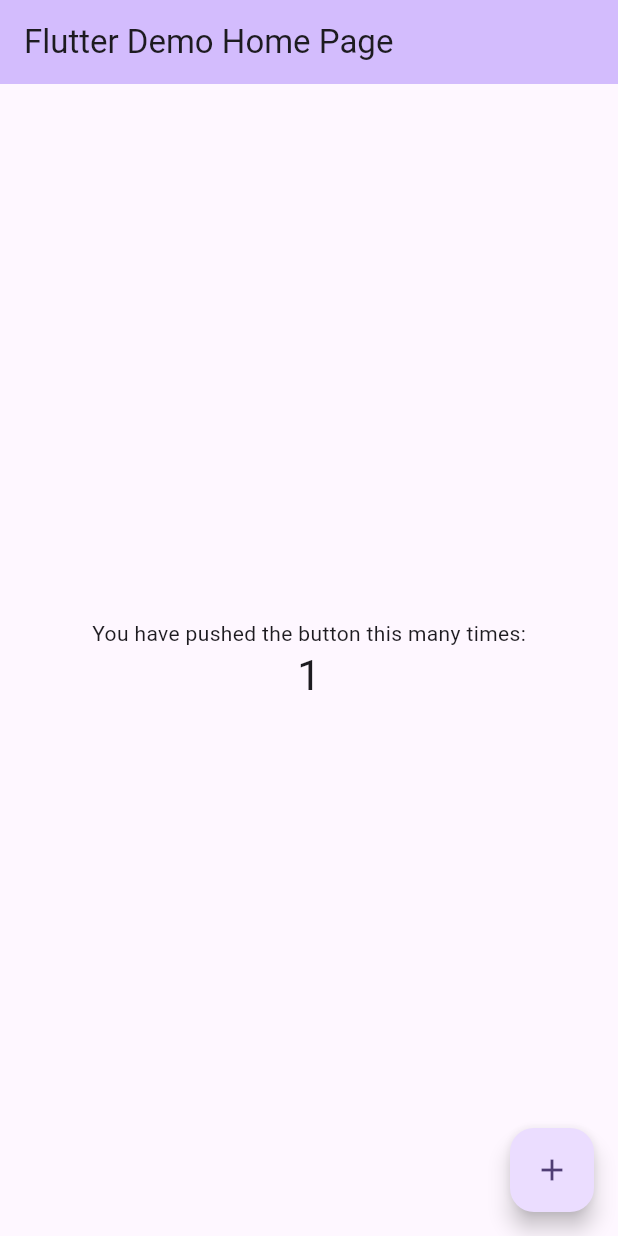
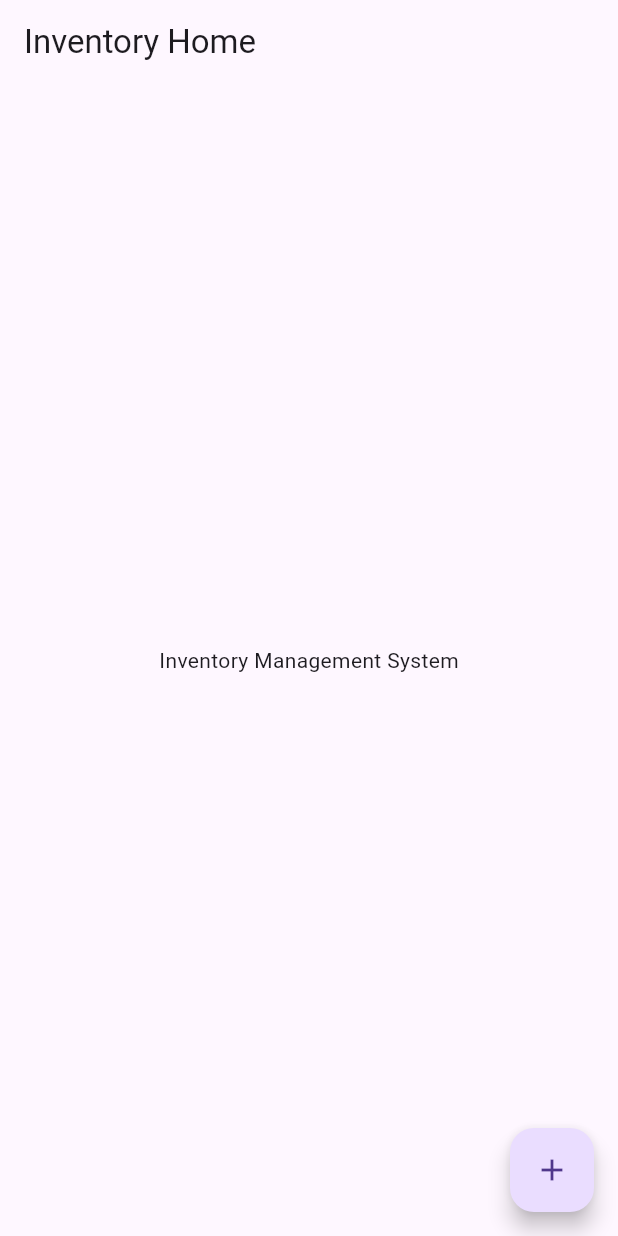
Before and after one commit to anguyen221/inventory_management_app, a Flutter app: the screen it shows after launch, after a tap on the "add" icon, on a phone screen of 412 x 824 dp. Run offline on Flutter 3.47's test engine with Material 3 defaults, Android fonts, the phone set to English and light mode, and no system bars; our stand-ins replace firebase_core; accounts and stored records are empty.

Commit message:
Created basic UI layout and initialized Firebase

```diff
--- a/lib/main.dart
+++ b/lib/main.dart
@@ -1,125 +1,46 @@
+// ignore_for_file: use_key_in_widget_constructors, library_private_types_in_public_api
+
 import 'package:flutter/material.dart';
+import 'package:firebase_core/firebase_core.dart';
 
-void main() {
-  runApp(const MyApp());
+void main() async {
+  WidgetsFlutterBinding.ensureInitialized();
+  await Firebase.initializeApp();
+  runApp(InventoryApp());
 }
 
-class MyApp extends StatelessWidget {
-  const MyApp({super.key});
-
-  // This widget is the root of your application.
+class InventoryApp extends StatelessWidget {
   @override
   Widget build(BuildContext context) {
     return MaterialApp(
-      title: 'Flutter Demo',
+      title: 'Inventory Management App',
       theme: ThemeData(
-        // This is the theme of your application.
-        //
-        // TRY THIS: Try running your application with "flutter run". You'll see
-        // the application has a purple toolbar. Then, without quitting the app,
-        // try changing the seedColor in the colorScheme below to Colors.green
-        // and then invoke "hot reload" (save your changes or press the "hot
-        // reload" button in a Flutter-supported IDE, or press "r" if you used
-        // the command line to start the app).
-        //
-        // Notice that the counter didn't reset back to zero; the application
-        // state is not lost during the reload. To reset the state, use hot
-        // restart instead.
-        //
-        // This works for code too, not just values: Most code changes can be
-        // tested with just a hot reload.
-        colorScheme: ColorScheme.fromSeed(seedColor: Colors.deepPurple),
-        useMaterial3: true,
+        primarySwatch: Colors.blue,
       ),
-      home: const MyHomePage(title: 'Flutter Demo Home Page'),
+      home: InventoryHomePage(),
     );
   }
 }
 
-class MyHomePage extends StatefulWidget {
-  const MyHomePage({super.key, required this.title});
-
-  // This widget is the home page of your application. It is stateful, meaning
-  // that it has a State object (defined below) that contains fields that affect
-  // how it looks.
-
-  // This class is the configuration for the state. It holds the values (in this
-  // case the title) provided by the parent (in this case the App widget) and
-  // used by the build method of the State. Fields in a Widget subclass are
-  // always marked "final".
-
-  final String title;
-
+class InventoryHomePage extends StatefulWidget {
   @override
-  State<MyHomePage> createState() => _MyHomePageState();
+  _InventoryHomePageState createState() => _InventoryHomePageState();
 }
 
-class _MyHomePageState extends State<MyHomePage> {
-  int _counter = 0;
-
-  void _incrementCounter() {
-    setState(() {
-      // This call to setState tells the Flutter framework that something has
-      // changed in this State, which causes it to rerun the build method below
-      // so that the display can reflect the updated values. If we changed
-      // _counter without calling setState(), then the build method would not be
-      // called again, and so nothing would appear to happen.
-      _counter++;
-    });
-  }
-
+class _InventoryHomePageState extends State<InventoryHomePage> {
   @override
   Widget build(BuildContext context) {
-    // This method is rerun every time setState is called, for instance as done
-    // by the _incrementCounter method above.
-    //
-    // The Flutter framework has been optimized to make rerunning build methods
-    // fast, so that you can just rebuild anything that needs updating rather
-    // than having to individually change instances of widgets.
     return Scaffold(
-      appBar: AppBar(
-        // TRY THIS: Try changing the color here to a specific color (to
-        // Colors.amber, perhaps?) and trigger a hot reload to see the AppBar
-        // change color while the other colors stay the same.
-        backgroundColor: Theme.of(context).colorScheme.inversePrimary,
-        // Here we take the value from the MyHomePage object that was created by
-        // the App.build method, and use it to set our appbar title.
-        title: Text(widget.title),
-      ),
+      appBar: AppBar(title: Text('Inventory Home')),
       body: Center(
-        // Center is a layout widget. It takes a single child and positions it
-        // in the middle of the parent.
-        child: Column(
-          // Column is also a layout widget. It takes a list of children and
-          // arranges them vertically. By default, it sizes itself to fit its
-          // children horizontally, and tries to be as tall as its parent.
-          //
-          // Column has various properties to control how it sizes itself and
-          // how it positions its children. Here we use mainAxisAlignment to
-          // center the children vertically; the main axis here is the vertical
-          // axis because Columns are vertical (the cross axis would be
-          // horizontal).
-          //
-          // TRY THIS: Invoke "debug painting" (choose the "Toggle Debug Paint"
-          // action in the IDE, or press "p" in the console), to see the
-          // wireframe for each widget.
-          mainAxisAlignment: MainAxisAlignment.center,
-          children: <Widget>[
-            const Text(
-              'You have pushed the button this many times:',
-            ),
-            Text(
-              '$_counter',
-              style: Theme.of(context).textTheme.headlineMedium,
-            ),
-          ],
-        ),
+        child: Text('Inventory Management System'),
       ),
       floatingActionButton: FloatingActionButton(
-        onPressed: _incrementCounter,
-        tooltip: 'Increment',
-        child: const Icon(Icons.add),
-      ), // This trailing comma makes auto-formatting nicer for build methods.
+        onPressed: () {
+          // Placeholder for now
+        },
+        child: Icon(Icons.add),
+      ),
     );
   }
 }
--- a/pubspec.yaml
+++ b/pubspec.yaml
@@ -34,6 +34,9 @@ dependencies:
   # The following adds the Cupertino Icons font to your application.
   # Use with the CupertinoIcons class for iOS style icons.
   cupertino_icons: ^1.0.8
+  firebase_core: ^3.12.1
+  cloud_firestore: ^5.6.6
+
 
 dev_dependencies:
   flutter_test:
```
Also changed, not shown: firebase.json (added), lib/firebase_options.dart (added), pubspec.lock, 6 other files.
